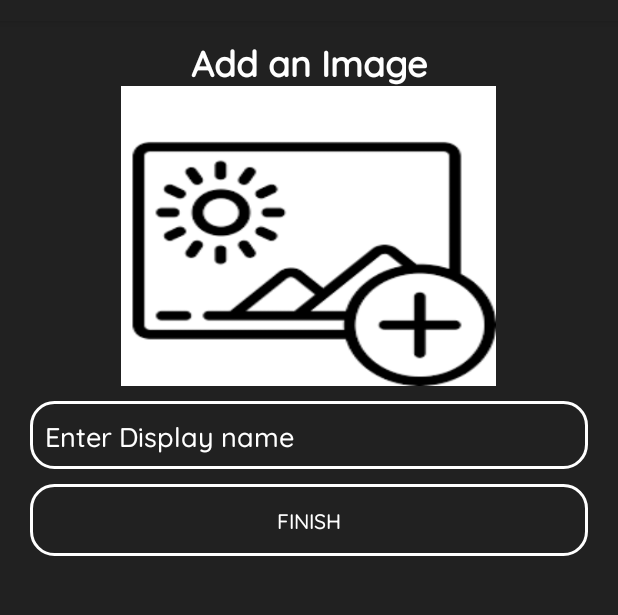
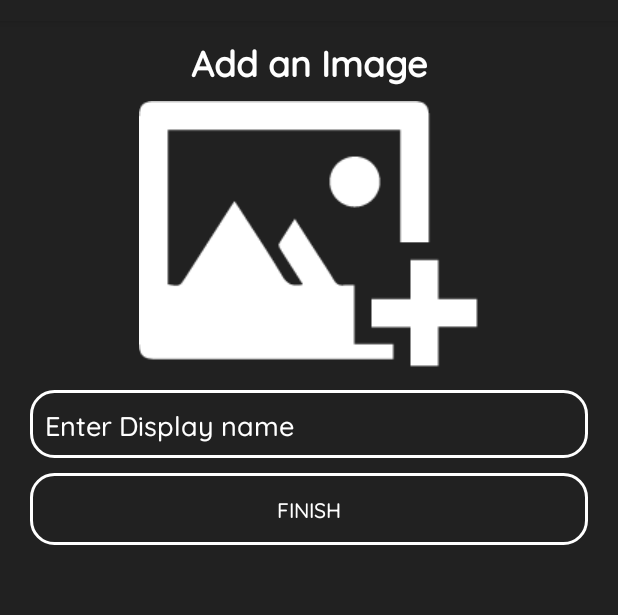
Before and after one commit to TheGreatJayGatsby/android-vetterhealth, an Android app: the ProfileActivity screen opened directly, with no data from a screen before it, on a phone screen of 412 x 824 dp, the part 63-678 px from its top. Run offline under Robolectric (Android 15) with nearby library versions, the phone set to English and light mode, and no system bars; our stand-ins replace Firebase (no records; nobody signed in at launch, a user with empty details on screens opened directly); pictures from the network do not load.

Commit message:
Improve "Add Image" aesthetic

```diff
--- a/app/src/main/res/drawable/edit_text_styles.xml
+++ b/app/src/main/res/drawable/edit_text_styles.xml
@@ -5,7 +5,7 @@
     <stroke android:color="#fff"
         android:width="2dp"/>
     <corners android:radius="15dp"/>
-    <solid android:color="#7af23a" />
+    <!--<solid android:color="#7af23a" />-->
 
 
 
--- a/app/src/main/res/layout/blog_activity_profile.xml
+++ b/app/src/main/res/layout/blog_activity_profile.xml
@@ -23,11 +23,15 @@
 
     <ImageButton
         android:id="@+id/imagebutton"
-        android:layout_width="250dp"
-        android:layout_height="200dp"
+        android:layout_width="wrap_content"
+        android:layout_height="wrap_content"
         android:layout_gravity="center"
-        android:background="@drawable/add_img"
-        android:scaleType="centerInside" />
+        android:background="@drawable/new_add_img"
+        android:scaleType="centerInside"
+        android:layout_marginTop="10dp"
+
+
+        />
 
     <EditText
 
@@ -35,7 +39,7 @@
         android:layout_width="match_parent"
         android:layout_height="wrap_content"
         android:layout_marginLeft="10dp"
-        android:layout_marginTop="10dp"
+        android:layout_marginTop="15dp"
         android:layout_marginRight="10dp"
         android:background="@drawable/buttonstyle"
         android:fontFamily="@font/quicksand_medium"
```
Also changed, not shown: app/src/main/res/layout/blog_activity_post.xml (+6 -4 lines), app/src/main/res/drawable/new_add_img.png (added).
